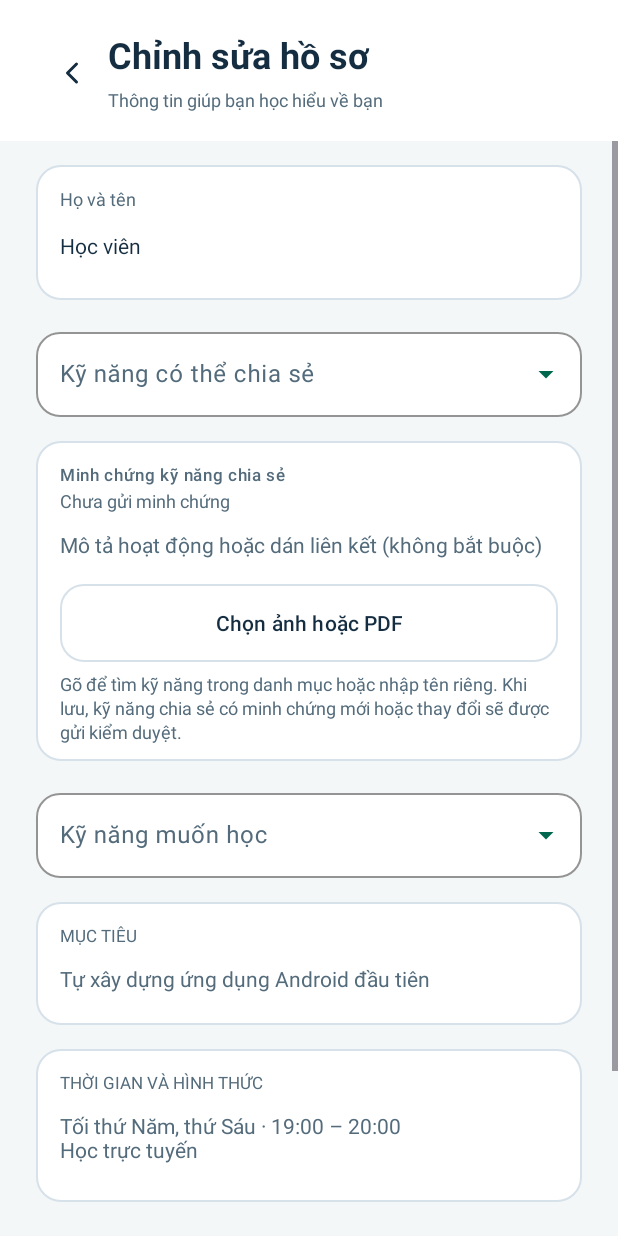
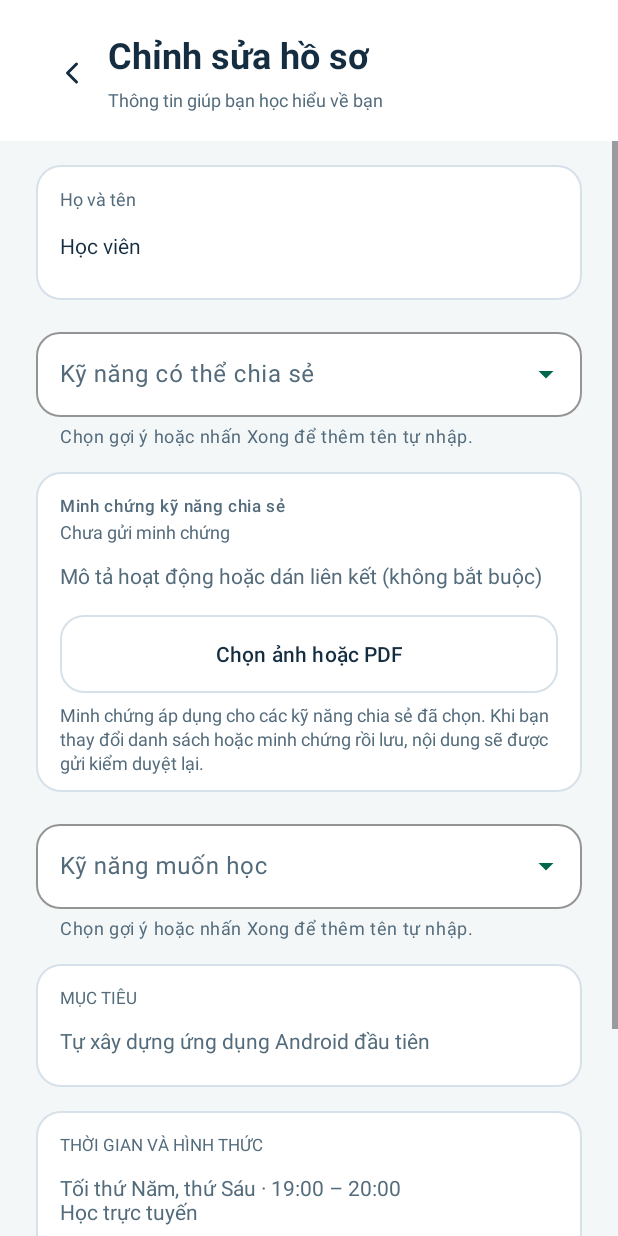
Before and after one commit to HuynhNAnh/Co-Study, an Android app: the LearnerProfileActivity screen opened directly, with no data from a screen before it, after a tap on "Chỉnh sửa hồ sơ", on a phone screen of 412 x 824 dp. Run offline under Robolectric (Android 15) with nearby library versions, the phone set to English and light mode, and no system bars.

Commit message:
Them chon nhieu ky nang trong ho so

```diff
--- a/app/src/main/java/com/ute/co_study/feature/learner/data/repository/ProfileSetupRepository.kt
+++ b/app/src/main/java/com/ute/co_study/feature/learner/data/repository/ProfileSetupRepository.kt
@@ -4,8 +4,10 @@ import android.content.Context
 import com.ute.co_study.feature.learner.model.ProfileSetupDraft
 import com.ute.co_study.shared.data.LearnerProfileStore
 import com.ute.co_study.shared.data.SkillEvidenceRepository
+import com.ute.co_study.shared.data.readSkillNames
 import com.ute.co_study.shared.model.SkillEvidence
 import com.ute.co_study.shared.model.SkillEvidenceInput
+import org.json.JSONArray
 
 internal class ProfileSetupRepository(context: Context) {
     private val profiles = LearnerProfileStore(context)
@@ -15,8 +17,8 @@ internal class ProfileSetupRepository(context: Context) {
     fun load(email: String): ProfileSetupDraft {
         val profile = profiles.read(email)
         return ProfileSetupDraft(
-            skillsToShare = profile.optString(KEY_SKILLS_TO_SHARE),
-            skillsToLearn = profile.optString(KEY_SKILLS_TO_LEARN),
+            skillsToShare = profile.readSkillNames(KEY_SKILLS_TO_SHARE),
+            skillsToLearn = profile.readSkillNames(KEY_SKILLS_TO_LEARN),
             learningGoal = profile.optString(KEY_LEARNING_GOAL),
             availability = profile.optString(KEY_AVAILABILITY),
             evidence = SkillEvidenceRepository.read(profile, email)?.input ?: SkillEvidenceInput()
@@ -26,10 +28,10 @@ internal class ProfileSetupRepository(context: Context) {
     fun evidence(email: String): SkillEvidence? = SkillEvidenceRepository.read(profiles.read(email), email)
 
     fun save(email: String, learnerName: String, draft: ProfileSetupDraft): Boolean {
-        if (email.isBlank() || (draft.skillsToShare.isBlank() && !draft.evidence.isEmpty)) return false
+        if (email.isBlank() || (draft.skillsToShare.isEmpty() && !draft.evidence.isEmpty)) return false
         return profiles.update(email) { profile ->
-            profile.put(KEY_SKILLS_TO_SHARE, draft.skillsToShare)
-                .put(KEY_SKILLS_TO_LEARN, draft.skillsToLearn)
+            profile.put(KEY_SKILLS_TO_SHARE, JSONArray(draft.skillsToShare))
+                .put(KEY_SKILLS_TO_LEARN, JSONArray(draft.skillsToLearn))
                 .put(KEY_LEARNING_GOAL, draft.learningGoal)
                 .put(KEY_AVAILABILITY, draft.availability)
             SkillEvidenceRepository.updateSubmission(profile, email, learnerName, draft.skillsToShare, draft.evidence)
--- a/app/src/main/java/com/ute/co_study/feature/learner/model/ProfileSetupDraft.kt
+++ b/app/src/main/java/com/ute/co_study/feature/learner/model/ProfileSetupDraft.kt
@@ -3,8 +3,8 @@ package com.ute.co_study.feature.learner.model
 import com.ute.co_study.shared.model.SkillEvidenceInput
 
 data class ProfileSetupDraft(
-    val skillsToShare: String = "",
-    val skillsToLearn: String = "",
+    val skillsToShare: List<String> = emptyList(),
+    val skillsToLearn: List<String> = emptyList(),
     val learningGoal: String = "",
     val availability: String = "",
     val evidence: SkillEvidenceInput = SkillEvidenceInput()
--- a/app/src/main/java/com/ute/co_study/feature/learner/ui/home/HomeActivity.kt
+++ b/app/src/main/java/com/ute/co_study/feature/learner/ui/home/HomeActivity.kt
@@ -85,8 +85,8 @@ class HomeActivity : AppCompatActivity() {
     }
 
     private fun heroDescription(profile: ProfileSetupDraft): String {
-        val share = profile.skillsToShare
-        val learn = profile.skillsToLearn
+        val share = profile.skillsToShare.joinToString(", ")
+        val learn = profile.skillsToLearn.joinToString(", ")
         return when {
             share.isNotEmpty() && learn.isNotEmpty() -> getString(R.string.home_hero_skills, share, learn)
             share.isNotEmpty() -> getString(R.string.home_hero_share, share)
--- a/app/src/main/java/com/ute/co_study/feature/learner/ui/profile/LearnerProfileActivity.kt
+++ b/app/src/main/java/com/ute/co_study/feature/learner/ui/profile/LearnerProfileActivity.kt
@@ -11,8 +11,10 @@ class LearnerProfileActivity : ProfileActivity(R.layout.activity_learner_profile
         val draft = profiles.load(session.email)
         identity("Hồ sơ người dùng")
         reputationMetrics()
-        card("Hồ sơ kỹ năng", "Chia sẻ: ${value(draft.skillsToShare)}\nMuốn học: ${value(draft.skillsToLearn)}")
-        if (draft.skillsToShare.isNotBlank()) {
+        val shares = value(draft.skillsToShare.joinToString(", "))
+        val learns = value(draft.skillsToLearn.joinToString(", "))
+        card("Hồ sơ kỹ năng", "Chia sẻ: $shares\nMuốn học: $learns")
+        if (draft.skillsToShare.isNotEmpty()) {
             val proof = profiles.evidence(session.email)
             val detail = proof?.let {
                 listOf(getString(R.string.skill_evidence_status, it.status.label), it.reviewNote)
--- a/app/src/main/java/com/ute/co_study/feature/learner/ui/profile/LearnerProfileFields.kt
+++ b/app/src/main/java/com/ute/co_study/feature/learner/ui/profile/LearnerProfileFields.kt
@@ -1,21 +1,16 @@
 package com.ute.co_study.feature.learner.ui.profile
 
-import android.content.Context
 import android.content.Intent
 import android.net.Uri
 import android.os.Bundle
 import android.provider.OpenableColumns
-import android.widget.ArrayAdapter
-import android.widget.Filter
 import android.widget.Toast
 import androidx.activity.result.contract.ActivityResultContracts
 import androidx.appcompat.app.AppCompatActivity
 import androidx.core.view.isVisible
-import com.google.android.material.textfield.MaterialAutoCompleteTextView
 import com.ute.co_study.R
 import com.ute.co_study.databinding.ViewLearnerProfileFieldsBinding
 import com.ute.co_study.feature.learner.model.ProfileSetupDraft
-import com.ute.co_study.feature.learner.model.matchesLearnerSearch
 import com.ute.co_study.shared.model.SkillEvidence
 import com.ute.co_study.shared.model.SkillEvidenceAttachment
 import com.ute.co_study.shared.model.SkillEvidenceInput
@@ -28,6 +23,15 @@ internal class LearnerProfileFields(
     evidence: SkillEvidence?,
     savedInstanceState: Bundle?
 ) {
+    private val sharePicker = SkillPicker(
+        binding.skillsToShareInput, binding.sharedSkills, suggestions,
+        savedInstanceState?.getStringArrayList(SHARED_SKILLS_STATE) ?: profile.skillsToShare
+    )
+    private val learnPicker = SkillPicker(
+        binding.skillsToLearnInput, binding.learningSkills, suggestions,
+        savedInstanceState?.getStringArrayList(LEARNING_SKILLS_STATE) ?: profile.skillsToLearn
+    )
+
     private var attachment = savedInstanceState?.getBundle(ATTACHMENT_STATE)?.let { restoreAttachment(it) }
         ?: profile.evidence.attachment.takeIf { savedInstanceState?.containsKey(ATTACHMENT_STATE) != true }
 
@@ -44,8 +48,6 @@ internal class LearnerProfileFields(
     }
 
     init {
-        setupCombo(binding.skillsToShareInput, suggestions, profile.skillsToShare)
-        setupCombo(binding.skillsToLearnInput, suggestions, profile.skillsToLearn)
         binding.evidenceInput.setText(profile.evidence.description)
         binding.learningGoalInput.setText(profile.learningGoal)
         binding.availabilityInput.setText(profile.availability)
@@ -64,9 +66,11 @@ internal class LearnerProfileFields(
     }
 
     fun draft(): ProfileSetupDraft? {
-        val skill = binding.skillsToShareInput.text.toString().trim()
+        sharePicker.commitTypedSkill()
+        learnPicker.commitTypedSkill()
+        val sharedSkills = sharePicker.selectedSkills()
         val proof = SkillEvidenceInput(binding.evidenceInput.text.toString().trim(), attachment)
-        if (skill.isBlank() && !proof.isEmpty) {
+        if (sharedSkills.isEmpty() && !proof.isEmpty) {
             binding.skillsToShareInput.error = activity.getString(R.string.skill_evidence_requires_skill)
             binding.skillsToShareInput.requestFocus()
             return null
@@ -78,8 +82,8 @@ internal class LearnerProfileFields(
             }
         }
         return ProfileSetupDraft(
-            skillsToShare = skill,
-            skillsToLearn = binding.skillsToLearnInput.text.toString().trim(),
+            skillsToShare = sharedSkills,
+            skillsToLearn = learnPicker.selectedSkills(),
             learningGoal = binding.learningGoalInput.text.toString().trim(),
             availability = binding.availabilityInput.text.toString().trim(),
             evidence = proof
@@ -87,6 +91,8 @@ internal class LearnerProfileFields(
     }
 
     fun saveState(outState: Bundle) {
+        outState.putStringArrayList(SHARED_SKILLS_STATE, ArrayList(sharePicker.selectedSkills()))
+        outState.putStringArrayList(LEARNING_SKILLS_STATE, ArrayList(learnPicker.selectedSkills()))
         outState.putBundle(ATTACHMENT_STATE, Bundle().apply {
             attachment?.let { file ->
                 putString("uri", file.uri)
@@ -132,43 +138,12 @@ internal class LearnerProfileFields(
         false
     }
 
-    private fun setupCombo(input: MaterialAutoCompleteTextView, suggestions: List<String>, value: String) {
-        input.threshold = 1
-        input.setAdapter(SkillSuggestions(input.context, suggestions))
-        input.setText(value, false)
-    }
-
     private fun message(text: Int) = Toast.makeText(activity, text, Toast.LENGTH_LONG).show()
-
-    private class SkillSuggestions(context: Context, private val skills: List<String>) :
-        ArrayAdapter<String>(context, android.R.layout.simple_dropdown_item_1line) {
-        private var matches = skills
-
-        override fun getCount(): Int = matches.size
-
-        override fun getItem(position: Int): String = matches[position]
-
-        override fun getFilter(): Filter = skillFilter
-
-        private val skillFilter = object : Filter() {
-            override fun performFiltering(constraint: CharSequence?): FilterResults {
-                val query = constraint?.toString().orEmpty()
-                val results = skills.filter { it.matchesLearnerSearch(query) }
-                return FilterResults().apply {
-                    values = results
-                    count = results.size
-                }
-            }
-
-            override fun publishResults(constraint: CharSequence?, results: FilterResults?) {
-                matches = (results?.values as? List<*>)?.filterIsInstance<String>().orEmpty()
-                notifyDataSetChanged()
-            }
-        }
-    }
 
     private companion object {
         const val ATTACHMENT_STATE = "learner_skill_evidence_attachment"
+        const val SHARED_SKILLS_STATE = "learner_shared_skills"
+        const val LEARNING_SKILLS_STATE = "learner_learning_skills"
 
         fun restoreAttachment(bundle: Bundle): SkillEvidenceAttachment? {
             val uri = bundle.getString("uri") ?: return null
--- /dev/null
+++ b/app/src/main/java/com/ute/co_study/feature/learner/ui/profile/SkillPicker.kt
@@ -0,0 +1,102 @@
+package com.ute.co_study.feature.learner.ui.profile
+
+import android.content.Context
+import android.view.KeyEvent
+import android.view.LayoutInflater
+import android.view.inputmethod.EditorInfo
+import android.widget.ArrayAdapter
+import android.widget.Filter
+import androidx.core.view.isVisible
+import com.google.android.material.chip.Chip
+import com.google.android.material.chip.ChipGroup
+import com.google.android.material.textfield.MaterialAutoCompleteTextView
+import com.ute.co_study.R
+import com.ute.co_study.feature.learner.model.matchesLearnerSearch
+
+internal class SkillPicker(
+    private val input: MaterialAutoCompleteTextView,
+    private val chips: ChipGroup,
+    private val suggestions: List<String>,
+    initialSkills: List<String>
+) {
+    private val selected = initialSkills.toMutableList()
+
+    init {
+        input.threshold = 1
+        input.setOnItemClickListener { parent, _, position, _ ->
+            val skill = parent.getItemAtPosition(position) as? String ?: return@setOnItemClickListener
+            add(skill)
+        }
+        input.setOnEditorActionListener { _, action, event ->
+            val enter = event != null && event.keyCode == KeyEvent.KEYCODE_ENTER && event.action == KeyEvent.ACTION_DOWN
+            if (action == EditorInfo.IME_ACTION_DONE || enter) commitTypedSkill() else false
+        }
+        renderSelection()
+    }
+
+    fun selectedSkills(): List<String> = selected.toList()
+
+    fun commitTypedSkill(): Boolean = add(input.text?.toString().orEmpty())
+
+    private fun add(value: String): Boolean {
+        val skill = value.trim()
+        if (skill.isEmpty()) return false
+        if (selected.none { it.equals(skill, ignoreCase = true) }) selected.add(skill)
+        input.error = null
+        input.setText("", false)
+        input.dismissDropDown()
+        renderSelection()
+        return true
+    }
+
+    private fun renderSelection() {
+        chips.removeAllViews()
+        chips.isVisible = selected.isNotEmpty()
+        val inflater = LayoutInflater.from(chips.context)
+        selected.forEach { skill ->
+            val chip = inflater.inflate(R.layout.item_profile_skill_chip, chips, false) as Chip
+            chip.text = skill
+            chip.closeIconContentDescription = chips.context.getString(R.string.profile_skill_remove, skill)
+            chip.setOnCloseIconClickListener {
+                selected.remove(skill)
+                renderSelection()
+            }
+            chips.addView(chip)
+        }
+
+        val available = suggestions.filter { option ->
+            selected.none { it.equals(option, ignoreCase = true) }
+        }
+        val adapter = SkillSuggestions(input.context, available)
+        input.setAdapter(adapter)
+        val query = input.text?.toString().orEmpty()
+        if (query.isNotBlank()) adapter.filter.filter(query)
+    }
+}
+
+private class SkillSuggestions(context: Context, private val skills: List<String>) :
+    ArrayAdapter<String>(context, android.R.layout.simple_dropdown_item_1line) {
+    private var matches = skills
+
+    override fun getCount(): Int = matches.size
+
+    override fun getItem(position: Int): String = matches[position]
+
+    override fun getFilter(): Filter = skillFilter
+
+    private val skillFilter = object : Filter() {
+        override fun performFiltering(constraint: CharSequence?): FilterResults {
+            val query = constraint?.toString().orEmpty()
+            val results = skills.filter { it.matchesLearnerSearch(query) }
+            return FilterResults().apply {
+                values = results
+                count = results.size
+            }
+        }
+
+        override fun publishResults(constraint: CharSequence?, results: FilterResults?) {
+            matches = (results?.values as? List<*>)?.filterIsInstance<String>().orEmpty()
+            notifyDataSetChanged()
+        }
+    }
+}
--- a/app/src/main/java/com/ute/co_study/feature/moderation/ui/skill/SkillEvidenceQueueActivity.kt
+++ b/app/src/main/java/com/ute/co_study/feature/moderation/ui/skill/SkillEvidenceQueueActivity.kt
@@ -21,7 +21,7 @@ class SkillEvidenceQueueActivity : WorkflowActivity(R.layout.activity_skill_evid
         listOf("Chờ duyệt" to pending, "Đã xử lý" to reviewed).forEach { (heading, entries) ->
             if (entries.isNotEmpty()) label(heading)
             entries.forEach { item ->
-                row(item.skill, "${item.ownerName} · ${item.status.label}") {
+                row(item.skillSummary, "${item.ownerName} · ${item.status.label}") {
                     open(SkillEvidenceReviewActivity::class.java, Bundle().apply { putString(EXTRA_EVIDENCE, item.id) })
                 }
             }
--- a/app/src/main/java/com/ute/co_study/feature/moderation/ui/skill/SkillEvidenceReviewActivity.kt
+++ b/app/src/main/java/com/ute/co_study/feature/moderation/ui/skill/SkillEvidenceReviewActivity.kt
@@ -26,7 +26,7 @@ class SkillEvidenceReviewActivity : WorkflowActivity(R.layout.activity_skill_evi
         }
 
         status(item.status.label)
-        card(item.skill, "${item.ownerName} · ${item.ownerEmail}")
+        card(item.skillSummary, "${item.ownerName} · ${item.ownerEmail}")
         info("Ngày gửi", LocalStudyDay.format(item.submittedAt))
         if (item.input.description.isNotBlank()) {
             info("Mô tả hoặc liên kết", item.input.description).setTextIsSelectable(true)
--- /dev/null
+++ b/app/src/main/java/com/ute/co_study/shared/data/StoredSkillNames.kt
@@ -0,0 +1,14 @@
+package com.ute.co_study.shared.data
+
+import org.json.JSONObject
+import java.util.Locale
+
+internal fun JSONObject.readSkillNames(key: String, legacyKey: String = key): List<String> {
+    val values = optJSONArray(key)
+    val names = if (values == null) {
+        listOfNotNull(opt(legacyKey) as? String)
+    } else {
+        (0 until values.length()).mapNotNull { values.opt(it) as? String }
+    }
+    return names.map(String::trim).filter(String::isNotEmpty).distinctBy { it.lowercase(Locale.ROOT) }
+}
--- a/app/src/main/java/com/ute/co_study/shared/model/SkillEvidence.kt
+++ b/app/src/main/java/com/ute/co_study/shared/model/SkillEvidence.kt
@@ -19,11 +19,13 @@ internal data class SkillEvidence(
     val id: String,
     val ownerEmail: String,
     val ownerName: String,
-    val skill: String,
+    val skills: List<String>,
     val input: SkillEvidenceInput,
     val status: SkillEvidenceStatus,
     val submittedAt: Long,
     val reviewer: String = "",
     val reviewNote: String = "",
     val reviewedAt: Long = 0L
-)
+) {
+    val skillSummary: String get() = skills.joinToString(", ")
+}
--- a/app/src/main/res/layout/view_learner_profile_fields.xml
+++ b/app/src/main/res/layout/view_learner_profile_fields.xml
@@ -12,11 +12,15 @@
             android:id="@+id/skills_to_share_input"
             android:layout_width="match_parent"
             android:layout_height="wrap_content"
-            android:imeOptions="actionNext"
+            android:imeOptions="actionDone"
             android:inputType="textCapSentences"
             android:singleLine="true"
             android:textColor="@color/co_study_ink" />
     </com.google.android.material.textfield.TextInputLayout>
+
+    <com.google.android.material.chip.ChipGroup
+        android:id="@+id/shared_skills"
+        style="@style/Widget.CoStudy.SkillChipGroup" />
 
     <LinearLayout style="@style/Widget.CoStudy.ProfileSetup.Field">
         <TextView
@@ -70,11 +74,15 @@
             android:id="@+id/skills_to_learn_input"
             android:layout_width="match_parent"
             android:layout_height="wrap_content"
-            android:imeOptions="actionNext"
+            android:imeOptions="actionDone"
             android:inputType="textCapSentences"
             android:singleLine="true"
             android:textColor="@color/co_study_ink" />
     </com.google.android.material.textfield.TextInputLayout>
+
+    <com.google.android.material.chip.ChipGroup
+        android:id="@+id/learning_skills"
+        style="@style/Widget.CoStudy.SkillChipGroup" />
 
     <LinearLayout style="@style/Widget.CoStudy.ProfileSetup.Field">
         <TextView
--- a/app/src/main/res/values/skill_evidence.xml
+++ b/app/src/main/res/values/skill_evidence.xml
@@ -15,10 +15,24 @@
         <item name="android:textColorHint">@color/co_study_muted</item>
         <item name="hintTextColor">@color/co_study_green</item>
         <item name="endIconTint">@color/co_study_green</item>
+        <item name="helperText">@string/profile_skill_add_hint</item>
+        <item name="helperTextTextColor">@color/co_study_muted</item>
+    </style>
+
+    <style name="Widget.CoStudy.SkillChipGroup" parent="Widget.Material3.ChipGroup">
+        <item name="android:layout_width">match_parent</item>
+        <item name="android:layout_height">wrap_content</item>
+        <item name="android:layout_marginStart">@dimen/co_study_space_24</item>
+        <item name="android:layout_marginEnd">@dimen/co_study_space_24</item>
+        <item name="android:layout_marginTop">@dimen/co_study_space_4</item>
+        <item name="android:visibility">gone</item>
+        <item name="chipSpacingVertical">@dimen/co_study_space_4</item>
     </style>
 
     <string name="profile_skills_to_share">Kỹ năng có thể chia sẻ</string>
     <string name="profile_skills_to_learn">Kỹ năng muốn học</string>
+    <string name="profile_skill_add_hint">Chọn gợi ý hoặc nhấn Xong để thêm tên tự nhập.</string>
+    <string name="profile_skill_remove">Bỏ kỹ năng %1$s</string>
     <string name="profile_edit_name">Họ và tên</string>
     <string name="profile_edit_save">Lưu thay đổi</string>
     <string name="profile_edit_saved">Đã lưu hồ sơ</string>
@@ -27,7 +41,7 @@
     <string name="skill_evidence_hint">Mô tả hoạt động hoặc dán liên kết (không bắt buộc)</string>
     <string name="skill_evidence_status">Trạng thái minh chứng: %1$s</string>
     <string name="skill_evidence_not_submitted">Chưa gửi minh chứng</string>
-    <string name="skill_evidence_submit_note">Gõ để tìm kỹ năng trong danh mục hoặc nhập tên riêng. Khi lưu, kỹ năng chia sẻ có minh chứng mới hoặc thay đổi sẽ được gửi kiểm duyệt.</string>
+    <string name="skill_evidence_submit_note">Minh chứng áp dụng cho các kỹ năng chia sẻ đã chọn. Khi bạn thay đổi danh sách hoặc minh chứng rồi lưu, nội dung sẽ được gửi kiểm duyệt lại.</string>
     <string name="skill_evidence_attachment">Tệp minh chứng</string>
     <string name="skill_evidence_choose_attachment">Chọn ảnh hoặc PDF</string>
     <string name="skill_evidence_remove_attachment">Gỡ tệp</string>
```
Also changed, not shown: app/src/main/java/com/ute/co_study/shared/data/SkillEvidenceRepository.kt (+7 -6 lines), app/src/main/res/layout/item_profile_skill_chip.xml (added, +12 -0 lines).
